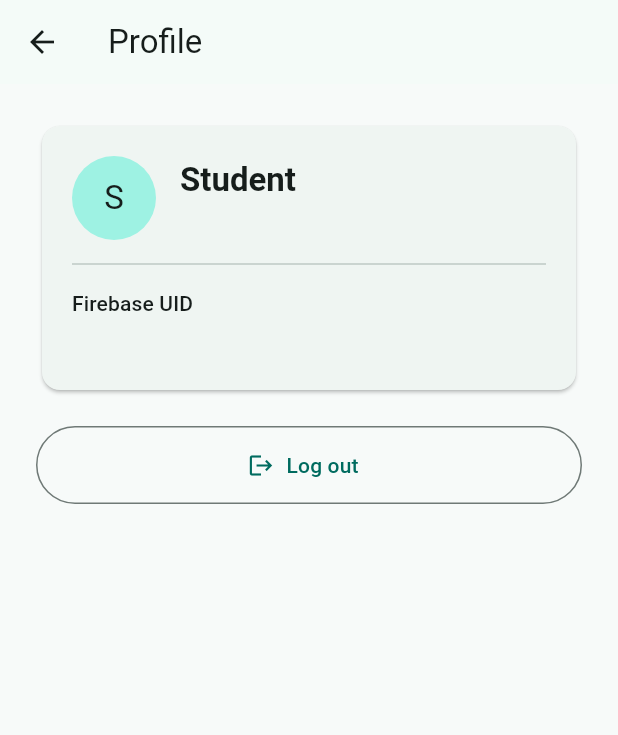
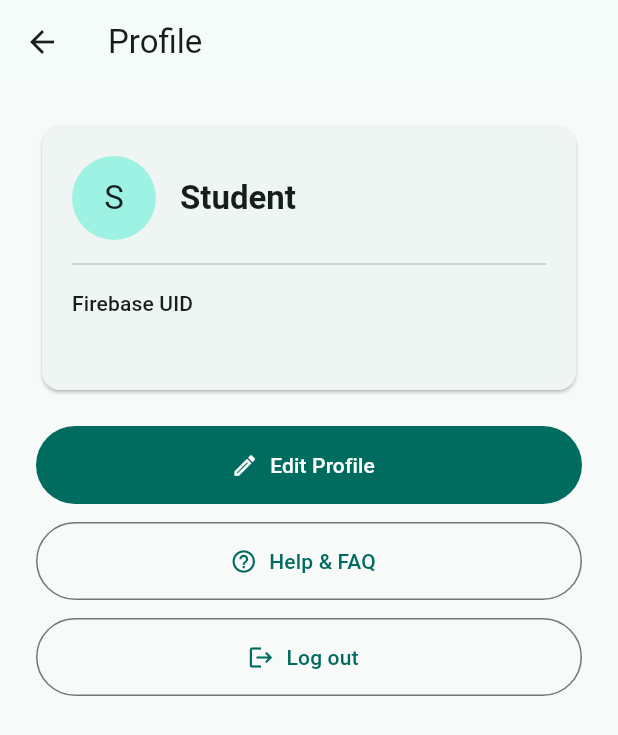
Before and after one commit to passang96/Student-Financial-Assistant-and-Savings-App, a Flutter app: the screen it shows once a user with an empty profile is signed in, after a tap on the "account circle" icon, on a phone screen of 412 x 824 dp. Shown: the top 735 px of the screen. Run offline on Flutter 3.47's test engine with Material 3 defaults, Android fonts, the phone set to English and light mode, and no system bars; our stand-ins replace cloud_firestore, csv, file_picker, firebase_auth, firebase_core; accounts and stored records are empty.

Commit message:
Authentication, Profile, Help/FAQ, security & validation
Authentication, Profile, Help/FAQ, security & validation

```diff
--- /dev/null
+++ b/lib/models/user_profile.dart
@@ -0,0 +1,40 @@
+import 'package:firebase_auth/firebase_auth.dart';
+
+class UserProfile {
+  const UserProfile({
+    required this.uid,
+    required this.displayName,
+    required this.email,
+  });
+
+  final String uid;
+  final String displayName;
+  final String email;
+
+  factory UserProfile.fromUser(User user) {
+    return UserProfile(
+      uid: user.uid,
+      displayName: user.displayName?.trim() ?? '',
+      email: user.email?.trim() ?? '',
+    );
+  }
+
+  factory UserProfile.fromMap({
+    required String uid,
+    required Map<String, dynamic> data,
+    required User fallbackUser,
+  }) {
+    final storedName = data['displayName'];
+    final storedEmail = data['email'];
+
+    return UserProfile(
+      uid: uid,
+      displayName: storedName is String && storedName.trim().isNotEmpty
+          ? storedName.trim()
+          : fallbackUser.displayName?.trim() ?? '',
+      email: storedEmail is String && storedEmail.trim().isNotEmpty
+          ? storedEmail.trim()
+          : fallbackUser.email?.trim() ?? '',
+    );
+  }
+}
--- a/lib/screens/dashboard/dashboard_screen.dart
+++ b/lib/screens/dashboard/dashboard_screen.dart
@@ -4,6 +4,7 @@ import 'package:flutter/material.dart';
 import '../../controllers/auth_controller.dart';
 import '../../models/financial_notification.dart';
 import '../../widgets/user_details_card.dart';
+import '../help/help_faq_screen.dart';
 import '../notifications/notifications_screen.dart';
 import '../profile/profile_screen.dart';
 import '../transactions/csv_import_screen.dart';
@@ -39,6 +40,12 @@ class _DashboardScreenState extends State<DashboardScreen> {
         ),
       ),
     );
+  }
+
+  void _openHelp() {
+    Navigator.of(
+      context,
+    ).push(MaterialPageRoute(builder: (_) => const HelpFaqScreen()));
   }
 
   Future<void> _openCsvImport() async {
@@ -106,6 +113,11 @@ class _DashboardScreenState extends State<DashboardScreen> {
           appBar: AppBar(
             title: const Text('Dashboard'),
             actions: [
+              IconButton(
+                tooltip: 'Help & FAQ',
+                onPressed: _openHelp,
+                icon: const Icon(Icons.help_outline),
+              ),
               IconButton(
                 tooltip: 'Notifications',
                 onPressed: _openNotifications,
--- a/lib/screens/profile/profile_screen.dart
+++ b/lib/screens/profile/profile_screen.dart
@@ -4,7 +4,9 @@ import 'package:firebase_auth/firebase_auth.dart';
 import 'package:flutter/material.dart';
 
 import '../../controllers/auth_controller.dart';
-import '../../widgets/user_details_card.dart';
+import '../../models/user_profile.dart';
+import '../help/help_faq_screen.dart';
+import 'edit_profile_screen.dart';
 
 class ProfileScreen extends StatefulWidget {
   const ProfileScreen({super.key, required this.authController});
@@ -17,12 +19,14 @@ class ProfileScreen extends StatefulWidget {
 
 class _ProfileScreenState extends State<ProfileScreen> {
   late final StreamSubscription<User?> _authStateSubscription;
+  late Future<UserProfile?> _profileFuture;
   bool _isLoggingOut = false;
   bool _isReturningToLogin = false;
 
   @override
   void initState() {
     super.initState();
+    _profileFuture = widget.authController.loadProfile();
     _authStateSubscription = widget.authController.authStateChanges.listen(
       _handleAuthStateChange,
     );
@@ -45,6 +49,33 @@ class _ProfileScreenState extends State<ProfileScreen> {
   void dispose() {
     _authStateSubscription.cancel();
     super.dispose();
+  }
+
+  Future<void> _editProfile(UserProfile profile) async {
+    final message = await Navigator.of(context).push<String>(
+      MaterialPageRoute(
+        builder: (_) => EditProfileScreen(
+          authController: widget.authController,
+          profile: profile,
+        ),
+      ),
+    );
+
+    if (!mounted || message == null) {
+      return;
+    }
+    setState(() {
+      _profileFuture = widget.authController.loadProfile();
+    });
+    ScaffoldMessenger.of(context)
+      ..hideCurrentSnackBar()
+      ..showSnackBar(SnackBar(content: Text(message)));
+  }
+
+  void _openHelp() {
+    Navigator.of(
+      context,
+    ).push(MaterialPageRoute(builder: (_) => const HelpFaqScreen()));
   }
 
   Future<void> _logout() async {
@@ -86,28 +117,55 @@ class _ProfileScreenState extends State<ProfileScreen> {
 
   @override
   Widget build(BuildContext context) {
-    return StreamBuilder<User?>(
-      stream: widget.authController.userChanges,
-      initialData: widget.authController.currentUser,
-      builder: (context, snapshot) {
-        final user = snapshot.data;
-
     return Scaffold(
       appBar: AppBar(title: const Text('Profile')),
       body: SafeArea(
-            child: Padding(
+        child: FutureBuilder<UserProfile?>(
+          future: _profileFuture,
+          builder: (context, snapshot) {
+            final profile = snapshot.data;
+            if (snapshot.connectionState != ConnectionState.done) {
+              return const Center(child: CircularProgressIndicator());
+            }
+            if (profile == null) {
+              return const Center(
+                child: Text('Your session has expired. Please log in again.'),
+              );
+            }
+
+            return SingleChildScrollView(
               padding: const EdgeInsets.all(24),
               child: Center(
                 child: ConstrainedBox(
                   constraints: const BoxConstraints(maxWidth: 600),
-                  child: user == null
-                      ? const CircularProgressIndicator()
-                      : Column(
+                  child: Column(
                     crossAxisAlignment: CrossAxisAlignment.stretch,
                     children: [
-                            UserDetailsCard(user: user, showUid: true),
+                      _ProfileDetailsCard(profile: profile),
                       const SizedBox(height: 20),
+                      FilledButton.icon(
+                        key: const Key('edit-profile-button'),
+                        onPressed: _isLoggingOut
+                            ? null
+                            : () => _editProfile(profile),
+                        style: FilledButton.styleFrom(
+                          minimumSize: const Size.fromHeight(52),
+                        ),
+                        icon: const Icon(Icons.edit_outlined),
+                        label: const Text('Edit Profile'),
+                      ),
+                      const SizedBox(height: 12),
                       OutlinedButton.icon(
+                        onPressed: _isLoggingOut ? null : _openHelp,
+                        style: OutlinedButton.styleFrom(
+                          minimumSize: const Size.fromHeight(52),
+                        ),
+                        icon: const Icon(Icons.help_outline),
+                        label: const Text('Help & FAQ'),
+                      ),
+                      const SizedBox(height: 12),
+                      OutlinedButton.icon(
+                        key: const Key('profile-logout-button'),
                         onPressed: _isLoggingOut ? null : _logout,
                         style: OutlinedButton.styleFrom(
                           minimumSize: const Size.fromHeight(52),
@@ -126,10 +184,68 @@ class _ProfileScreenState extends State<ProfileScreen> {
                   ),
                 ),
               ),
+            );
+          },
         ),
       ),
     );
-      },
+  }
+}
+
+class _ProfileDetailsCard extends StatelessWidget {
+  const _ProfileDetailsCard({required this.profile});
+
+  final UserProfile profile;
+
+  @override
+  Widget build(BuildContext context) {
+    final displayName = profile.displayName.isEmpty
+        ? (profile.email.isEmpty ? 'Student' : profile.email.split('@').first)
+        : profile.displayName;
+
+    return Card(
+      child: Padding(
+        padding: const EdgeInsets.all(20),
+        child: Column(
+          crossAxisAlignment: CrossAxisAlignment.start,
+          children: [
+            Row(
+              children: [
+                CircleAvatar(
+                  radius: 28,
+                  child: Text(
+                    displayName.substring(0, 1).toUpperCase(),
+                    style: Theme.of(context).textTheme.titleLarge,
+                  ),
+                ),
+                const SizedBox(width: 16),
+                Expanded(
+                  child: Column(
+                    crossAxisAlignment: CrossAxisAlignment.start,
+                    children: [
+                      Text(
+                        displayName,
+                        key: const Key('profile-display-name'),
+                        style: Theme.of(context).textTheme.titleLarge?.copyWith(
+                          fontWeight: FontWeight.bold,
+                        ),
+                      ),
+                      if (profile.email.isNotEmpty) ...[
+                        const SizedBox(height: 3),
+                        Text(profile.email),
+                      ],
+                    ],
+                  ),
+                ),
+              ],
+            ),
+            const Divider(height: 32),
+            Text('Firebase UID', style: Theme.of(context).textTheme.labelLarge),
+            const SizedBox(height: 4),
+            SelectableText(profile.uid),
+          ],
+        ),
+      ),
     );
   }
 }
--- a/lib/services/auth_service.dart
+++ b/lib/services/auth_service.dart
@@ -1,14 +1,21 @@
 import 'package:firebase_auth/firebase_auth.dart';
 
 import '../models/auth_result.dart';
+import '../models/user_profile.dart';
 import '../utils/auth_validator.dart';
 import '../utils/firebase_auth_error_message.dart';
+import 'user_profile_store.dart';
 
 class AuthService {
-  AuthService({FirebaseAuth? firebaseAuth})
-    : _firebaseAuth = firebaseAuth ?? FirebaseAuth.instance;
+  AuthService({FirebaseAuth? firebaseAuth, UserProfileStore? profileStore})
+    : _firebaseAuth = firebaseAuth ?? FirebaseAuth.instance,
+      _profileStore = profileStore;
 
   final FirebaseAuth _firebaseAuth;
+  final UserProfileStore? _profileStore;
+
+  UserProfileStore get _resolvedProfileStore =>
+      _profileStore ?? FirebaseUserProfileStore();
 
   Future<AuthResult> login({
     required String email,
@@ -94,6 +101,13 @@ class AuthService {
 
       await user.updateDisplayName(cleanName);
       await user.reload();
+      await _resolvedProfileStore.save(
+        UserProfile(
+          uid: user.uid,
+          displayName: cleanName,
+          email: user.email?.trim() ?? cleanEmail,
+        ),
+      );
 
       return AuthResult.success(
         message: 'Registration successful.',
@@ -137,6 +151,63 @@ class AuthService {
     }
   }
 
+  Future<UserProfile?> loadProfile() async {
+    final user = currentUser;
+    if (user == null) {
+      return null;
+    }
+
+    try {
+      final storedProfile = await _resolvedProfileStore.load(user.uid);
+      if (storedProfile != null) {
+        return UserProfile.fromMap(
+          uid: user.uid,
+          data: storedProfile,
+          fallbackUser: user,
+        );
+      }
+    } catch (_) {
+      // Firebase Authentication remains a safe fallback if the profile
+      // document is temporarily unavailable.
+    }
+
+    return UserProfile.fromUser(user);
+  }
+
+  Future<AuthResult> updateProfileName({required String name}) async {
+    final cleanName = name.trim();
+    final nameError = AuthValidator.validateName(cleanName);
+    if (nameError != null) {
+      return _validationFailure(nameError);
+    }
+
+    final user = currentUser;
+    if (user == null) {
+      return AuthResult.failure(
+        'Your session has expired. Please log in again.',
+      );
+    }
+
+    try {
+      await user.updateDisplayName(cleanName);
+      await user.reload();
+      await _resolvedProfileStore.save(
+        UserProfile(
+          uid: user.uid,
+          displayName: cleanName,
+          email: user.email?.trim() ?? '',
+        ),
+      );
+      return AuthResult.success(message: 'Profile updated successfully.');
+    } on FirebaseAuthException catch (error) {
+      return AuthResult.failure(_firebaseErrorMessage(error));
+    } catch (_) {
+      return AuthResult.failure(
+        'Your profile could not be updated. Please try again.',
+      );
+    }
+  }
+
   User? get currentUser => _firebaseAuth.currentUser;
   String? get currentUserId => currentUser?.uid;
   String? get currentUserEmail => currentUser?.email;
--- /dev/null
+++ b/lib/services/user_profile_store.dart
@@ -0,0 +1,34 @@
+import 'package:cloud_firestore/cloud_firestore.dart';
+
+import '../models/user_profile.dart';
+
+abstract interface class UserProfileStore {
+  Future<Map<String, dynamic>?> load(String uid);
+
+  Future<void> save(UserProfile profile);
+}
+
+class FirebaseUserProfileStore implements UserProfileStore {
+  FirebaseUserProfileStore({FirebaseFirestore? firestore})
+    : _firestore = firestore ?? FirebaseFirestore.instance;
+
+  final FirebaseFirestore _firestore;
+
+  static String documentPath(String uid) => 'users/$uid';
+
+  @override
+  Future<Map<String, dynamic>?> load(String uid) async {
+    final snapshot = await _firestore.doc(documentPath(uid)).get();
+    return snapshot.data();
+  }
+
+  @override
+  Future<void> save(UserProfile profile) {
+    return _firestore.doc(documentPath(profile.uid)).set({
+      'uid': profile.uid,
+      'displayName': profile.displayName,
+      'email': profile.email,
+      'updatedAt': FieldValue.serverTimestamp(),
+    }, SetOptions(merge: true));
+  }
+}
```
Also changed, not shown: lib/controllers/auth_controller.dart (+9 -5 lines), lib/screens/help/help_faq_screen.dart (added, +78 -0 lines), lib/screens/profile/edit_profile_screen.dart (added, +133 -0 lines), lib/services/transaction_import_service.dart (+3 -4 lines), firebase.json, 9 other files. Lines whose indentation alone changed are shown as unchanged.
